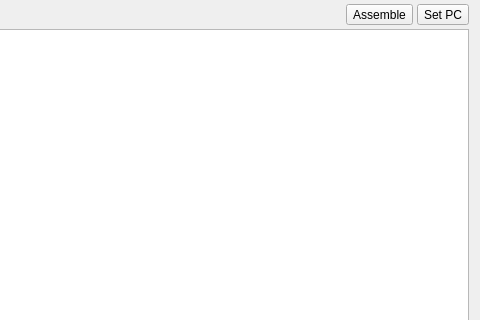
Before: the Qt Designer form assemblerwidget.ui in rjaremczak/mo65x, drawn with Qt 5; both pictures show x 196 to 676 and y 0 to 320 of the 676 by 459 pixel window.
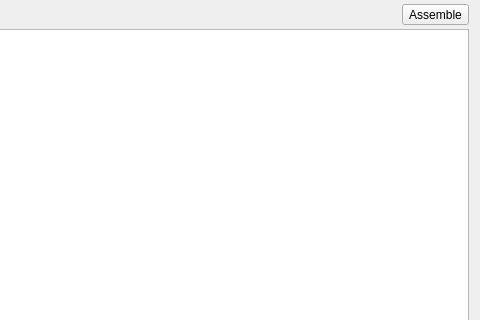
After: the same form once the commit is applied.

```diff
--- a/assemblerwidget.ui
+++ b/assemblerwidget.ui
@@ -56,13 +56,6 @@
        </property>
       </widget>
      </item>
-     <item>
-      <widget class="QToolButton" name="setPc">
-       <property name="text">
-        <string>Set PC</string>
-       </property>
-      </widget>
-     </item>
     </layout>
    </item>
    <item>
```
